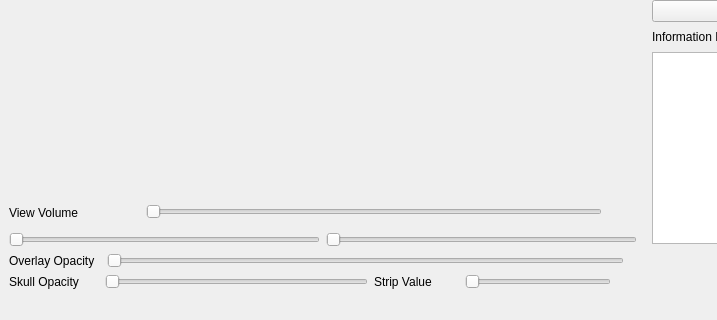
Qt form MainWindow/MainWindow.ui (Beastmaster/BrainConnectivityDetection) before a commit; both pictures show x 0 to 717 and y 617 to 937 of the 1190 by 937 pixel window.
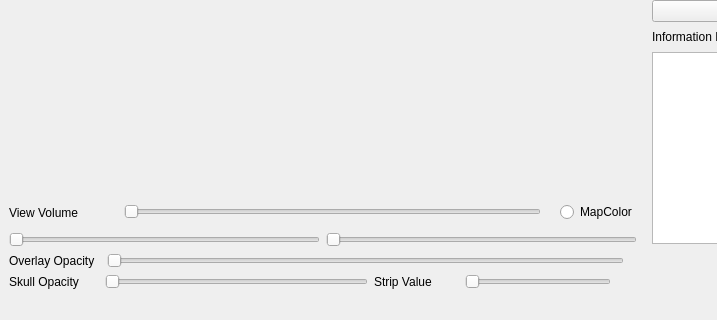
The same form after that commit. Custom widgets are drawn as their Qt base class.

Commit message: update scalar color function

```diff
--- a/MainWindow/MainWindow.ui
+++ b/MainWindow/MainWindow.ui
@@ -102,6 +102,13 @@
           </property>
          </widget>
         </item>
+        <item>
+         <widget class="QRadioButton" name="map_color_Btn">
+          <property name="text">
+           <string>MapColor</string>
+          </property>
+         </widget>
+        </item>
        </layout>
       </item>
       <item>
```
The commit also changes 4 other files.
